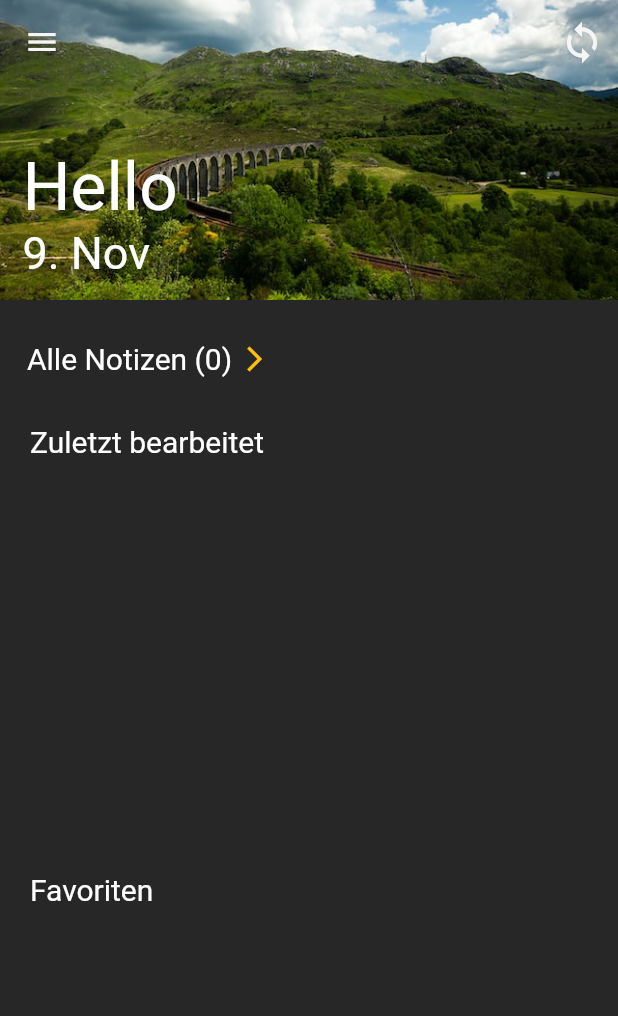
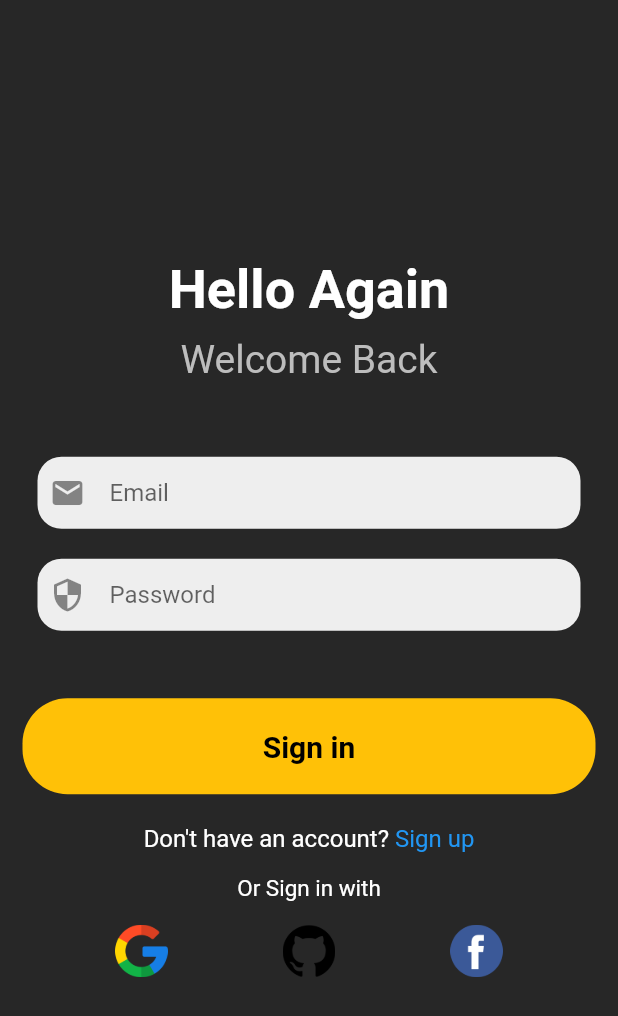
Before and after one commit to Anastasia9595/notizbuch, a Flutter app: the screen it shows after launch, on a phone screen of 412 x 824 dp. Shown: the top 1016 px of the screen. Run offline on Flutter 3.47's test engine with Material 2 defaults, Android fonts, the phone set to English and light mode, and no system bars; our stand-ins replace bloc, equatable, firebase_auth, firebase_core, flutter_bloc, hydrated_bloc and 2 more; missing offline and left inert: flutter_quill; accounts and stored records are empty.

```diff
--- a/lib/main.dart
+++ b/lib/main.dart
@@ -1,6 +1,8 @@
+import 'package:firebase_core/firebase_core.dart';
 import 'package:flutter/material.dart';
 import 'package:flutter_bloc/flutter_bloc.dart';
 import 'package:hydrated_bloc/hydrated_bloc.dart';
+import 'package:notizapp/presentation/view/pages/login.dart';
 
 import 'package:path_provider/path_provider.dart';
 
@@ -9,10 +11,13 @@ import 'business_logic/cubits/favorites_cubit/favorites_cubit.dart';
 import 'business_logic/cubits/notes_cubit/notes_cubit.dart';
 import 'business_logic/cubits/searchfield_cubit/searchfield_cubit.dart';
 import 'business_logic/cubits/theme_cubit/theme_cubit.dart';
-import 'presentation/view/screens/responsive_screens/mobile_screen.dart';
+import 'firebase_options.dart';
 
 void main() async {
   WidgetsFlutterBinding.ensureInitialized();
+  await Firebase.initializeApp(
+    options: DefaultFirebaseOptions.currentPlatform,
+  );
 
   final storage = await HydratedStorage.build(
     storageDirectory: await getApplicationDocumentsDirectory(),
@@ -22,6 +27,8 @@ void main() async {
     storage: storage,
   );
 }
+
+final navigatorKey = GlobalKey<NavigatorState>();
 
 class MyApp extends StatelessWidget {
   const MyApp({super.key});
@@ -49,9 +56,10 @@ class MyApp extends StatelessWidget {
         ),
       ],
       child: Builder(builder: (context) {
-        return const MaterialApp(
+        return MaterialApp(
+          navigatorKey: navigatorKey,
           debugShowCheckedModeBanner: false,
-          home: MobileScreen(),
+          home: LoginPage(),
         );
       }),
     );
--- /dev/null
+++ b/lib/presentation/components/sign_button.dart
@@ -0,0 +1,29 @@
+import 'package:flutter/material.dart';
+
+class SignButton extends StatelessWidget {
+  const SignButton({super.key, required this.onPressedFunction, required this.buttonName});
+  final Function onPressedFunction;
+  final String buttonName;
+
+  @override
+  Widget build(BuildContext context) {
+    return Padding(
+      padding: const EdgeInsets.symmetric(horizontal: 15),
+      child: Container(
+        padding: const EdgeInsets.all(8),
+        decoration: BoxDecoration(
+          color: Colors.amber,
+          borderRadius: BorderRadius.circular(30),
+        ),
+        child: Center(
+          child: TextButton(
+              onPressed: () => onPressedFunction(),
+              child: Text(
+                buttonName,
+                style: TextStyle(color: Colors.black, fontWeight: FontWeight.bold, fontSize: 20),
+              )),
+        ),
+      ),
+    );
+  }
+}
--- /dev/null
+++ b/lib/presentation/components/textfield.dart
@@ -0,0 +1,35 @@
+import 'package:flutter/material.dart';
+
+class TextfieldComponent extends StatelessWidget {
+  const TextfieldComponent(
+      {super.key,
+      required this.hintext,
+      required this.obscureText,
+      required this.icon,
+      required this.textEditingController});
+  final String hintext;
+  final bool obscureText;
+  final Icon icon;
+  final TextEditingController textEditingController;
+
+  @override
+  Widget build(BuildContext context) {
+    return Padding(
+      padding: const EdgeInsets.symmetric(horizontal: 25),
+      child: Container(
+        decoration: BoxDecoration(
+          color: Colors.grey[200],
+          borderRadius: BorderRadius.circular(16),
+        ),
+        child: Padding(
+          padding: const EdgeInsets.only(left: 8),
+          child: TextField(
+            controller: textEditingController,
+            obscureText: obscureText,
+            decoration: InputDecoration(border: InputBorder.none, hintText: hintext, icon: icon),
+          ),
+        ),
+      ),
+    );
+  }
+}
--- a/lib/presentation/view/pages/all_notes.dart
+++ b/lib/presentation/view/pages/all_notes.dart
@@ -111,6 +111,9 @@ class AllNotesPage extends StatelessWidget {
                                   () {
                                     context.read<TrashNotesCubit>().addNoteToArchiveList(notesState.notesList[index]);
                                     context.read<NotesCubit>().removeNotefromList(notesState.notesList[index].id);
+                                    context
+                                        .read<FavoritesCubit>()
+                                        .removeNotefromFavoriteList(notesState.notesList[index]);
                                     Navigator.of(context).pop();
                                   }
                                 ],
--- /dev/null
+++ b/lib/presentation/view/pages/authentication.dart
@@ -0,0 +1,26 @@
+import 'package:flutter/src/widgets/container.dart';
+import 'package:flutter/src/widgets/framework.dart';
+import 'package:notizapp/presentation/view/pages/registration.dart';
+
+import 'login_widget.dart';
+
+class Authentication extends StatefulWidget {
+  const Authentication({super.key});
+
+  @override
+  State<Authentication> createState() => _AuthenticationState();
+}
+
+class _AuthenticationState extends State<Authentication> {
+  bool isLogin = true;
+  @override
+  Widget build(BuildContext context) => isLogin
+      ? LoginWidget(
+          onClickedSignUp: toggle,
+        )
+      : RegistrationPage(
+          onClickedSignUp: toggle,
+        );
+
+  void toggle() => setState(() => isLogin = !isLogin);
+}
--- /dev/null
+++ b/lib/presentation/view/pages/login.dart
@@ -0,0 +1,41 @@
+import 'dart:developer';
+
+import 'package:firebase_auth/firebase_auth.dart';
+import 'package:flutter/material.dart';
+import 'package:flutter_bloc/flutter_bloc.dart';
+import 'package:notizapp/presentation/view/pages/authentication.dart';
+import 'package:notizapp/presentation/view/pages/login_widget.dart';
+import 'package:notizapp/presentation/view/pages/registration.dart';
+import 'package:notizapp/presentation/view/screens/responsive_screens/mobile_screen.dart';
+
+import '../../../business_logic/cubits/theme_cubit/theme_cubit.dart';
+import '../../../business_logic/helpers/constants.dart';
+
+class LoginPage extends StatelessWidget {
+  LoginPage({super.key});
+
+  @override
+  Widget build(BuildContext context) {
+    final themeState = context.watch<ThemeCubit>().state.switchValue;
+    return Scaffold(
+      backgroundColor: themeState ? kBackgroundColorLight : kBackgroundColorDark,
+      body: StreamBuilder<User?>(
+          stream: FirebaseAuth.instance.authStateChanges(),
+          builder: (context, snapshot) {
+            if (snapshot.connectionState == ConnectionState.waiting) {
+              return const Center(
+                child: CircularProgressIndicator(),
+              );
+            } else if (snapshot.hasError) {
+              return const Center(
+                child: Text('Something went wrong!'),
+              );
+            } else if (snapshot.hasData) {
+              return const MobileScreen();
+            } else {
+              return Authentication();
+            }
+          }),
+    );
+  }
+}
--- /dev/null
+++ b/lib/presentation/view/pages/login_widget.dart
@@ -0,0 +1,187 @@
+import 'dart:developer';
+
+import 'package:firebase_auth/firebase_auth.dart';
+import 'package:flutter/gestures.dart';
+import 'package:flutter/material.dart';
+import 'package:notizapp/main.dart';
+import 'package:notizapp/presentation/view/pages/registration.dart';
+
+import '../../components/sign_button.dart';
+import '../../components/textfield.dart';
+
+class LoginWidget extends StatelessWidget {
+  LoginWidget({super.key, required this.onClickedSignUp});
+  final _emailTextController = TextEditingController();
+  final _passwordTextController = TextEditingController();
+  final VoidCallback onClickedSignUp;
+
+  Future signIn(BuildContext context) async {
+    showDialog(
+        context: context,
+        builder: (context) => const Center(
+              child: CircularProgressIndicator(),
+            ));
+    try {
+      await FirebaseAuth.instance.signInWithEmailAndPassword(
+        email: _emailTextController.text,
+        password: _passwordTextController.text,
+      );
+    } on FirebaseAuthException catch (e) {
+      log(e.toString());
+    }
+
+    navigatorKey.currentState!.popUntil((route) => route.isFirst);
+  }
+
+  @override
+  Widget build(BuildContext context) {
+    return SafeArea(
+      child: Center(
+        child: SingleChildScrollView(
+          physics: const BouncingScrollPhysics(),
+          child: Column(
+            children: [
+              // greeting
+              const Text(
+                'Hello Again',
+                style: TextStyle(
+                  color: Colors.white,
+                  fontWeight: FontWeight.bold,
+                  fontSize: 36,
+                ),
+              ),
+              const SizedBox(
+                height: 10,
+              ),
+              Text(
+                'Welcome Back',
+                style: TextStyle(
+                  color: Colors.grey.shade400,
+                  fontSize: 26,
+                ),
+              ),
+              const SizedBox(
+                height: 50,
+              ),
+              // email textfield
+              TextfieldComponent(
+                textEditingController: _emailTextController,
+                hintext: 'Email',
+                obscureText: false,
+                icon: const Icon(Icons.mail),
+              ),
+              const SizedBox(
+                height: 20,
+              ),
+
+              // password textfield
+              TextfieldComponent(
+                textEditingController: _passwordTextController,
+                hintext: 'Password',
+                obscureText: true,
+                icon: const Icon(Icons.security),
+              ),
+              const SizedBox(
+                height: 25,
+              ),
+
+              //sign in button
+
+              const SizedBox(
+                height: 20,
+              ),
+
+              // register button
+              SignButton(
+                onPressedFunction: () => signIn(context),
+                buttonName: 'Sign in',
+              ),
+              const SizedBox(
+                height: 20,
+              ),
+
+              RichText(
+                text: TextSpan(
+                  children: [
+                    const TextSpan(
+                      text: 'Don\'t have an account? ',
+                      style: TextStyle(
+                        color: Colors.white,
+                        fontSize: 16,
+                      ),
+                    ),
+                    TextSpan(
+                      text: 'Sign up',
+                      style: TextStyle(
+                        color: Colors.blue,
+                        fontSize: 16,
+                      ),
+                      recognizer: TapGestureRecognizer()
+                        ..onTap = () {
+                          onClickedSignUp();
+                        },
+                    ),
+                  ],
+                ),
+              ),
+
+              const SizedBox(
+                height: 15,
+              ),
+
+              const Text(
+                'Or Sign in with',
+                style: TextStyle(fontSize: 15, color: Colors.white),
+              ),
+              const SizedBox(
+                height: 15,
+              ),
+
+              Row(
+                mainAxisAlignment: MainAxisAlignment.spaceEvenly,
+                children: [
+                  InkWell(
+                    child: Container(
+                      height: 35,
+                      width: 35,
+                      decoration: const BoxDecoration(
+                        image: DecorationImage(
+                          image: AssetImage('assets/google.png'),
+                          fit: BoxFit.cover,
+                        ),
+                      ),
+                    ),
+                  ),
+                  InkWell(
+                    child: Container(
+                      height: 35,
+                      width: 35,
+                      decoration: const BoxDecoration(
+                        image: DecorationImage(
+                          image: AssetImage('assets/github.png'),
+                          fit: BoxFit.cover,
+                        ),
+                      ),
+                    ),
+                  ),
+                  InkWell(
+                    child: Container(
+                      height: 35,
+                      width: 35,
+                      decoration: const BoxDecoration(
+                        image: DecorationImage(
+                          image: AssetImage('assets/facebook.png'),
+                          fit: BoxFit.cover,
+                        ),
+                      ),
+                    ),
+                  )
+                ],
+              )
+            ],
+          ),
+        ),
+      ),
+    );
+  }
+}
--- a/lib/presentation/view/pages/trash.dart
+++ b/lib/presentation/view/pages/trash.dart
@@ -1,8 +1,6 @@
 import 'package:flutter/material.dart';
 import 'package:flutter_bloc/flutter_bloc.dart';
 import 'package:notizapp/presentation/animation/new_searchbar.dart';
-import 'package:notizapp/presentation/components/alrtdialog.dart';
-import 'package:notizapp/presentation/components/listtile.dart';
 import 'package:notizapp/presentation/view/pages/textedit.dart';
 import 'package:notizapp/presentation/view/screens/responsive_layout.dart';
 import 'package:notizapp/presentation/view/screens/responsive_screens/desktop_screen.dart';
@@ -10,11 +8,9 @@ import 'package:notizapp/presentation/view/screens/responsive_screens/mobile_scr
 import 'package:notizapp/presentation/view/screens/responsive_screens/tablet_screen.dart';
 
 import '../../../business_logic/cubits/trash_notes_cubit/trash_notes_cubit.dart';
-import '../../../business_logic/cubits/favorites_cubit/favorites_cubit.dart';
 import '../../../business_logic/cubits/notes_cubit/notes_cubit.dart';
 import '../../../business_logic/cubits/searchfield_cubit/searchfield_cubit.dart';
 import '../../../business_logic/cubits/theme_cubit/theme_cubit.dart';
-import '../../components/dimissible_card.dart';
 
 class TrashNotePage extends StatelessWidget {
   const TrashNotePage({super.key});
--- a/lib/presentation/view/screens/responsive_screens/mobile_screen.dart
+++ b/lib/presentation/view/screens/responsive_screens/mobile_screen.dart
@@ -1,3 +1,4 @@
+import 'package:firebase_auth/firebase_auth.dart';
 import 'package:flutter/material.dart';
 
 import 'package:flutter_bloc/flutter_bloc.dart';
@@ -21,6 +22,7 @@ class MobileScreen extends StatefulWidget {
 
 class _MobileScreenState extends State<MobileScreen> {
   ScrollController controller = ScrollController();
+  final user = FirebaseAuth.instance.currentUser;
 
   bool closeTopContainer = false;
   double topContainer = 0;
@@ -43,9 +45,9 @@ class _MobileScreenState extends State<MobileScreen> {
             iconTheme: const IconThemeData(color: kBackgroundColorLight),
             actions: [
               IconButton(
-                onPressed: () {},
+                onPressed: () => FirebaseAuth.instance.signOut(),
                 icon: const Icon(
-                  Icons.sync,
+                  Icons.arrow_circle_left,
                   size: 30,
                 ),
               ),
--- a/pubspec.yaml
+++ b/pubspec.yaml
@@ -11,6 +11,8 @@ environment:
 dependencies:
   cupertino_icons: ^1.0.2
   equatable: ^2.0.5
+  firebase_auth: ^4.1.1
+  firebase_core: ^2.1.1
   flutter:
     sdk: flutter
   flutter_bloc: ^8.1.1
```
Also changed, not shown: lib/presentation/view/pages/home.dart (deleted, +0 -164 lines), lib/presentation/view/pages/registration.dart (added, +204 -0 lines), assets/facebook.png (added), assets/github.png (added), assets/google.png (added), lib/firebase_options.dart (added), pubspec.lock, 6 other files.
